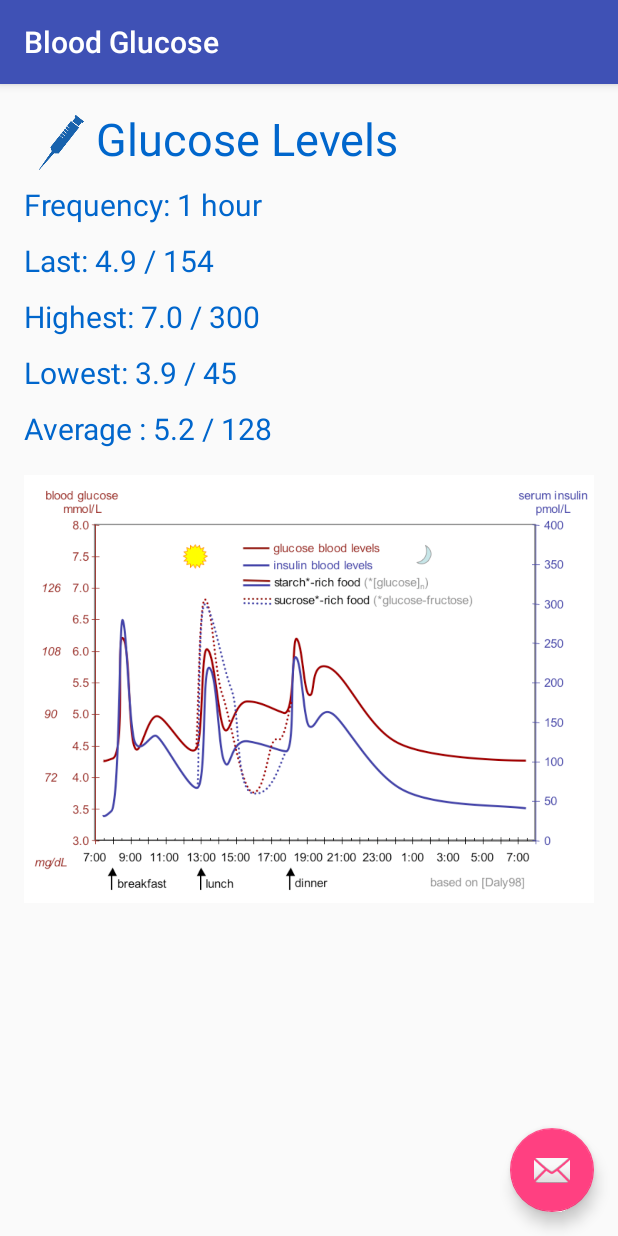
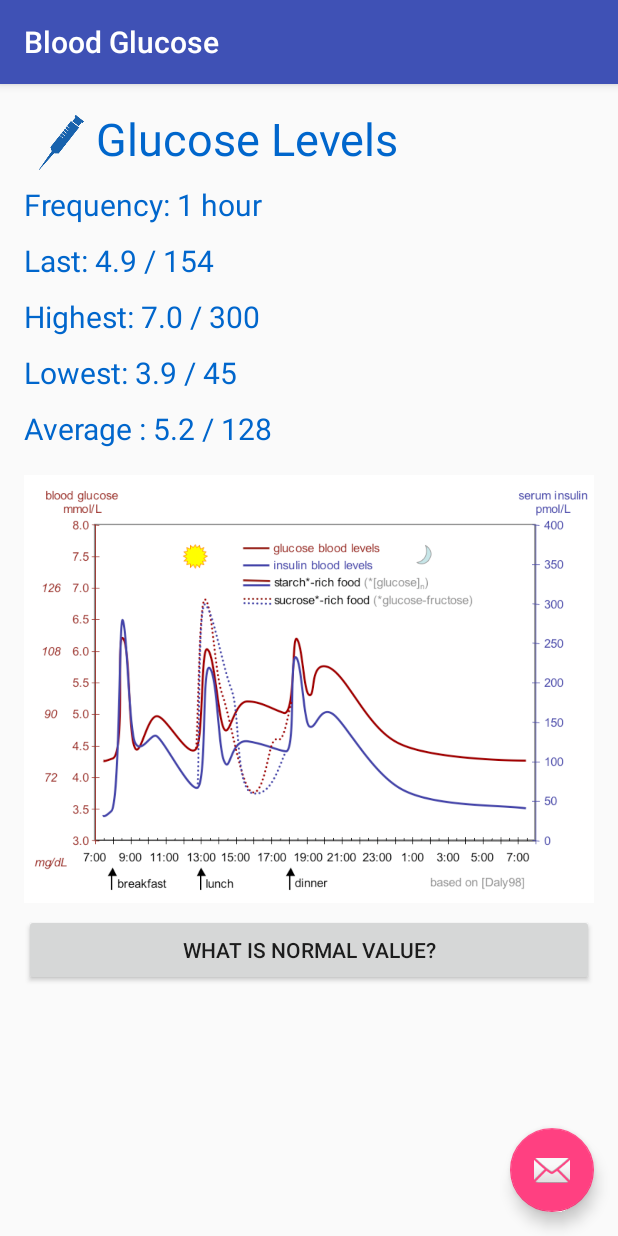
Before and after one commit to SuitGuy/Health_Application, an Android app: the screen it shows after launch (BloodGlucoseActivity), after a tap on "Blood Glucose", on a phone screen of 412 x 824 dp. Run offline under Robolectric (Android 15) with nearby library versions, the phone set to English and light mode, and no system bars.

Commit message:
Add link to normal health factors

```diff
--- a/app/src/main/java/com/software/team5/health_application/BloodGlucoseActivity.java
+++ b/app/src/main/java/com/software/team5/health_application/BloodGlucoseActivity.java
@@ -1,11 +1,14 @@
 package com.software.team5.health_application;
 
+import android.content.Intent;
+import android.net.Uri;
 import android.os.Bundle;
 import android.support.design.widget.FloatingActionButton;
 import android.support.design.widget.Snackbar;
 import android.support.v7.app.AppCompatActivity;
 import android.support.v7.widget.Toolbar;
 import android.view.View;
+import android.widget.Button;
 
 public class BloodGlucoseActivity extends AppCompatActivity {
 
@@ -24,6 +27,14 @@ public class BloodGlucoseActivity extends AppCompatActivity {
                         .setAction("Action", null).show();
             }
         });
+
+        Button normal = (Button) findViewById(R.id.normalBloodGlucose);
+        normal.setOnClickListener(new View.OnClickListener() {
+            @Override
+            public void onClick(View v) {
+                startActivity(new Intent(Intent.ACTION_VIEW, Uri.parse("https://en.wikipedia.org/wiki/Blood_sugar")));
+            }
+        });
     }
 
 }
--- a/app/src/main/java/com/software/team5/health_application/MainActivity.java
+++ b/app/src/main/java/com/software/team5/health_application/MainActivity.java
@@ -55,19 +55,19 @@ public class MainActivity extends AppCompatActivity
         // Load preference
         if (sharedPreferences.getBoolean(getString(R.string.str_btn_glucose),false)){
             dataAdapter.add(new MainListViewProvider(
-                            R.mipmap.ic_blood_glucose,getString(R.string.str_btn_glucose),"1"));
+                            R.mipmap.ic_blood_glucose,getString(R.string.str_btn_glucose),"4.9/154"));
         }
         if (sharedPreferences.getBoolean(getString(R.string.str_btn_oxygen),false)){
             dataAdapter.add(new MainListViewProvider(
-                    R.mipmap.ic_blood_oxygen,getString(R.string.str_btn_oxygen),"2"));
+                    R.mipmap.ic_blood_oxygen,getString(R.string.str_btn_oxygen),"93.4%"));
         }
         if (sharedPreferences.getBoolean(getString(R.string.str_btn_bloodpressure),false)){
             dataAdapter.add(new MainListViewProvider(
-                    R.mipmap.ic_blood_pressure,getString(R.string.str_btn_bloodpressure),"3"));
+                    R.mipmap.ic_blood_pressure,getString(R.string.str_btn_bloodpressure),"130/80"));
         }
         if (sharedPreferences.getBoolean(getString(R.string.str_btn_breath_rate),false)){
             dataAdapter.add(new MainListViewProvider(
-                    R.mipmap.ic_breath_rate,getString(R.string.str_btn_breath_rate),"78"));
+                    R.mipmap.ic_breath_rate,getString(R.string.str_btn_breath_rate),"2.3"));
         }
         if (sharedPreferences.getBoolean(getString(R.string.str_btn_heartrate),false)){
             dataAdapter.add(new MainListViewProvider(
@@ -75,7 +75,7 @@ public class MainActivity extends AppCompatActivity
         }
         if (sharedPreferences.getBoolean(getString(R.string.str_btn_sleep),false)){
             dataAdapter.add(new MainListViewProvider(
-                    R.mipmap.ic_sleep,getString(R.string.str_btn_sleep),"100"));
+                    R.mipmap.ic_sleep,getString(R.string.str_btn_sleep),"79"));
         }
         dataAdapter.add(new MainListViewProvider(
                 R.mipmap.ic_plus,getString(R.string.str_btn_add),""));
--- a/app/src/main/res/layout/content_blood_glucose.xml
+++ b/app/src/main/res/layout/content_blood_glucose.xml
@@ -115,6 +115,13 @@
                 android:layout_height="300dp"
                 android:layout_alignParentStart="true"
                 android:layout_below="@+id/editText5" />
+            <Button
+                android:id="@+id/normalBloodGlucose"
+                android:layout_width="match_parent"
+                android:layout_height="wrap_content"
+                android:layout_below="@id/plot_HeartRate"
+                android:layout_alignParentStart="true"
+                android:text="What is normal value?"/>
         </RelativeLayout>
     </ScrollView>
 
--- a/app/src/main/res/layout/listview_row_layout.xml
+++ b/app/src/main/res/layout/listview_row_layout.xml
@@ -10,7 +10,7 @@
         android:src="@mipmap/ic_blood_glucose"/>
     <TextView
         android:id="@+id/health_name"
-        android:layout_width="175dp"
+        android:layout_width="160dp"
         android:layout_height="75dp"
         android:layout_toRightOf="@+id/health_icon"
         android:textColor="#000000"
```
Also changed, not shown: app/src/main/java/com/software/team5/health_application/BloodOxygenActivity.java (+11 -0 lines), app/src/main/java/com/software/team5/health_application/BloodPressureActivity.java (+11 -0 lines), app/src/main/java/com/software/team5/health_application/BreathRateActivity.java (+11 -0 lines), app/src/main/java/com/software/team5/health_application/HeartRateActivity.java (+10 -0 lines), app/src/main/res/layout/content_blood_oxygen.xml (+8 -1 lines), app/src/main/res/layout/content_blood_pressure.xml (+7 -0 lines), app/src/main/res/layout/content_breath_rate.xml (+7 -0 lines), app/src/main/res/layout/content_heart_rate.xml (+7 -0 lines), app/src/main/res/layout/content_sleep.xml (+7 -0 lines).
